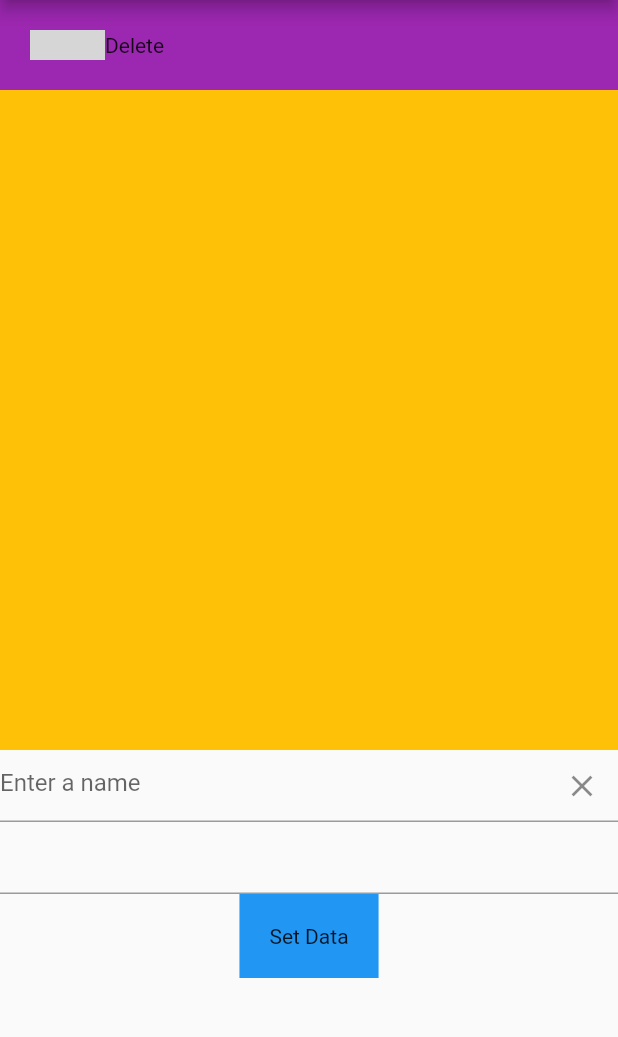
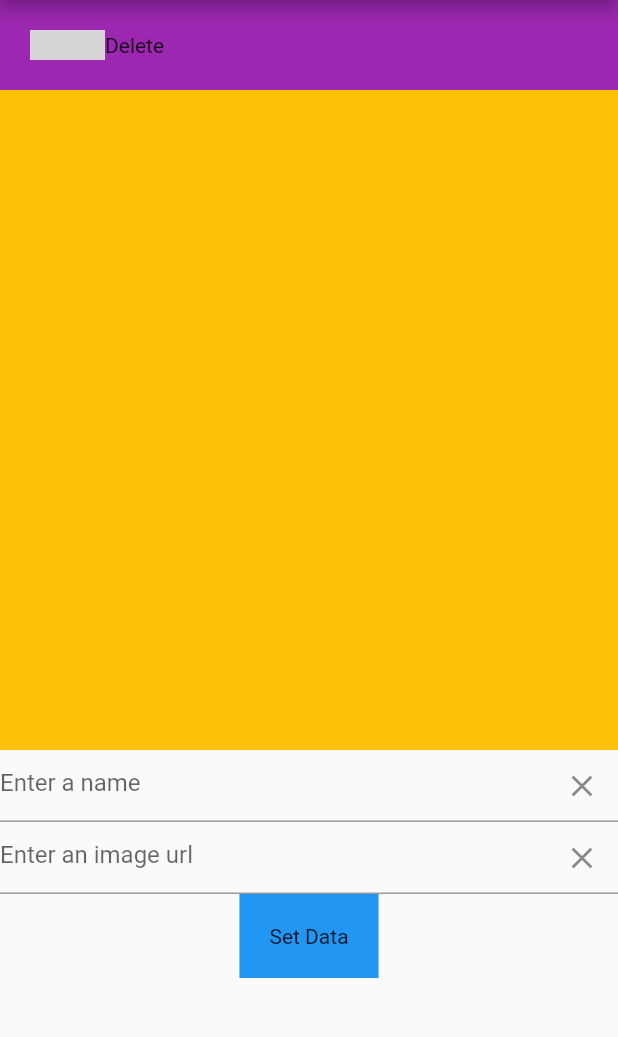
Before and after one commit to vibhorV5/firebasetask_vibhorvats, a Flutter app: the screen it shows after launch, after a tap on "Set Data", on a phone screen of 412 x 824 dp, the part 84-1121 px from its top. Run offline on Flutter 3.47's test engine with Material 2 defaults, Android fonts, the phone set to English and light mode, and no system bars; our stand-ins replace cloud_firestore, firebase_core; accounts and stored records are empty; network calls fail; grey boxes are pictures that could not be loaded.

Commit message:
First commit

```diff
--- a/lib/views/home.dart
+++ b/lib/views/home.dart
@@ -11,6 +11,7 @@ class Home extends StatefulWidget {
 
 class _HomeState extends State<Home> {
   TextEditingController textEditingController = TextEditingController();
+  TextEditingController imageUrlController = TextEditingController();
   @override
   Widget build(BuildContext context) {
     return Column(
@@ -75,11 +76,22 @@ class _HomeState extends State<Home> {
             textEditingController.text = val;
           },
         ),
-        TextField(),
+        TextField(
+          controller: imageUrlController,
+          decoration: InputDecoration(
+            hintText: 'Enter an image url',
+            suffixIcon: IconButton(
+              onPressed: textEditingController.clear,
+              icon: Icon(Icons.clear),
+            ),
+          ),
+        ),
         GestureDetector(
           onTap: () async {
-            await DatabaseServices().updateInfo(textEditingController.text,
-                'https://firebasestorage.googleapis.com/v0/b/murpanara-ecom.appspot.com/o/collection1%2Fnightlovefront.png?alt=media&token=12e48285-a279-4f0e-b942-fbb539f3919d');
+            //imageUrl
+            // 'https://firebasestorage.googleapis.com/v0/b/murpanara-ecom.appspot.com/o/collection1%2Fnightlovefront.png?alt=media&token=12e48285-a279-4f0e-b942-fbb539f3919d'
+            await DatabaseServices().updateInfo(
+                textEditingController.text, imageUrlController.text);
           },
           child: Container(
             padding: EdgeInsets.all(20),
```
